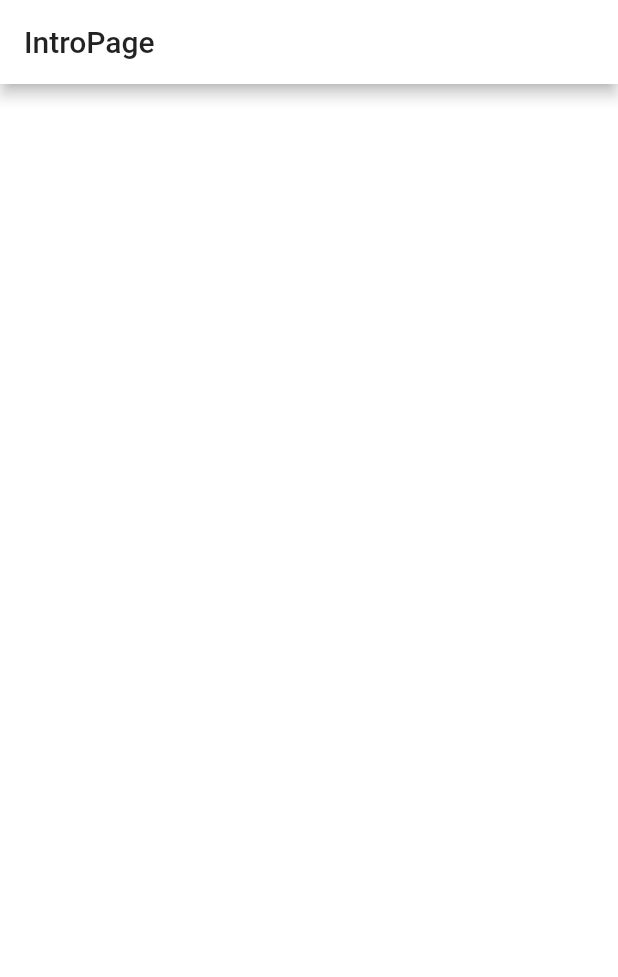
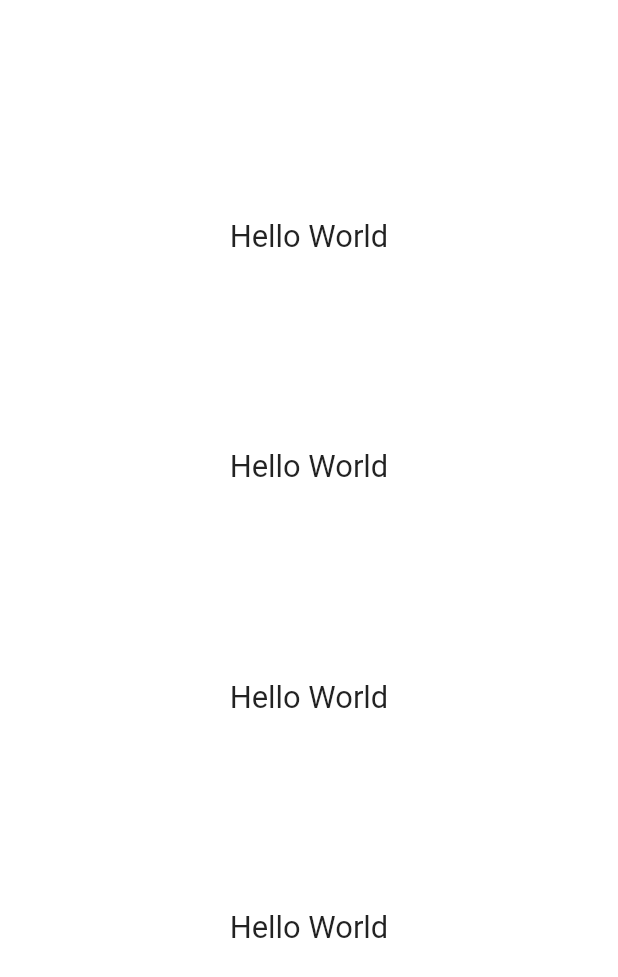
Before and after one commit to HenryQuan/HabitApp, a Flutter app: the screen it shows after launch, on a phone screen of 412 x 824 dp. Shown: the top 977 px of the screen. Run offline on Flutter 3.47's test engine with Material 2 defaults, Android fonts, the phone set to English and light mode, and no system bars; our stand-ins replace shared_preferences, vibration, wakelock.

Commit message:
basic animations for intro and mroe local data

```diff
--- a/HabitApp/lib/main.dart
+++ b/HabitApp/lib/main.dart
@@ -7,6 +7,7 @@ import 'package:HabitApp/src/ui/pages/SettingsPage.dart';
 import 'package:flutter/material.dart';
 
 void main() {
+  WidgetsFlutterBinding.ensureInitialized();
   LocalData().init().then((_) {
     runApp(MyApp());
   });
--- a/HabitApp/lib/src/core/LocalData.dart
+++ b/HabitApp/lib/src/core/LocalData.dart
@@ -1,4 +1,13 @@
+import 'package:HabitApp/src/core/models/Habit.dart';
+import 'package:HabitApp/src/core/models/History.dart';
+import 'package:shared_preferences/shared_preferences.dart';
+
 class LocalData {
+  SharedPreferences _prefs;
+  bool _firstLaunch;
+
+  Habit _currHabit;
+  History _habitHistory;
 
     // Singleton pattern
   LocalData._init();
@@ -11,11 +20,24 @@ class LocalData {
 
   /// Load data and do other things here before app starts
   Future init() async {
+    _prefs = await SharedPreferences.getInstance();
+    _firstLaunch = _prefs.getBool('firstLaunch') ?? true;
 
+    final savedHistory = _prefs.get('history');
+    if (savedHistory != null) {
+      _habitHistory = new History(savedHistory);
+    }
+
+    final habitNow = _prefs.get('current');
+    if (habitNow != null) {
+      _currHabit = new Habit.fromJson(habitNow);
+    }
   }
 
-  String getInitialRoute() {
-    return '/intro';
-  }
+  /// Update first launch
+  void updateFirstLaunch(bool value) => _prefs.setBool('firstLaunch', value);
+
+  /// If first launch, intro. Otherwise, home page
+  String getInitialRoute() => _firstLaunch ? '/intro' : '/home';
 
 }
--- a/HabitApp/lib/src/core/models/Habit.dart
+++ b/HabitApp/lib/src/core/models/Habit.dart
@@ -20,6 +20,8 @@ class Habit {
     return 'Day $progress';
   }
 
+  Habit(this.name, this.length, this.progress, this.completed, this.date);
+
   Habit.fromJson(Map<String, dynamic> json)
       : name = json['name'],
         length = json['length'],
--- a/HabitApp/lib/src/core/models/History.dart
+++ b/HabitApp/lib/src/core/models/History.dart
@@ -1,11 +1,12 @@
 import 'package:HabitApp/src/core/models/Habit.dart';
 
 class History {
-  List<Habit> history = [];
+  List<Habit> _history = [];
+  getHistory() => _history;
 
   History(List<dynamic> saved) {
     saved.forEach((element) {
-      history.add(Habit.fromJson(element));
+      _history.add(Habit.fromJson(element));
     });
   }
 }
--- a/HabitApp/lib/src/ui/pages/HomePage.dart
+++ b/HabitApp/lib/src/ui/pages/HomePage.dart
@@ -64,10 +64,7 @@ class HomePage extends StatelessWidget {
               IconButton(
                 icon: Icon(Icons.arrow_forward),
                 onPressed: () {
-                  Navigator.pushReplacement(
-                    context,
-                    MaterialPageRoute(builder: (context) => CountDownPage())
-                  );
+                  Navigator.pushReplacementNamed(context, '/timer');
                 },
               ),
             ],
--- a/HabitApp/lib/src/ui/pages/IntroPage.dart
+++ b/HabitApp/lib/src/ui/pages/IntroPage.dart
@@ -1,3 +1,5 @@
+import 'package:HabitApp/src/core/LocalData.dart';
+import 'package:HabitApp/src/core/Utils.dart';
 import 'package:flutter/material.dart';
 
 /// IntroPage class
@@ -10,13 +12,92 @@ class IntroPage extends StatefulWidget {
 
 
 class _IntroPageState extends State<IntroPage> {
+  double opacity1 = 0.0;
+  double opacity2 = 0.0;
+  double opacity3 = 0.0;
+  double opacity4 = 0.0;
+  double opacity5 = 0.0;
+
   @override
   Widget build(BuildContext context) {
+    Future.delayed(Duration(seconds: 1)).then((_) {
+      setState(() {
+        opacity1 = 1.0;
+      });
+    });
+
+    Future.delayed(Duration(seconds: 3)).then((_) {
+      setState(() {
+        opacity2 = 1.0;
+      });
+    });
+
+    Future.delayed(Duration(seconds: 5)).then((_) {
+      setState(() {
+        opacity3 = 1.0;
+      });
+    });
+
+    Future.delayed(Duration(seconds: 7)).then((_) {
+      setState(() {
+        opacity4 = 1.0;
+      });
+    });
+
+    Future.delayed(Duration(seconds: 10)).then((_) {
+      setState(() {
+        opacity5 = 1.0;
+      });
+    });
+
+    final deviceWidth = Utils.getBestWidth(context);
+
     return Scaffold(
-      appBar: AppBar(
-        title: Text('IntroPage')
+      body: SafeArea(
+        child: Center(
+          child: Padding(
+            padding: const EdgeInsets.all(16.0),
+            child: Column(
+              mainAxisAlignment: MainAxisAlignment.spaceBetween,
+              children: <Widget>[
+                SizedBox.shrink(),
+                this.renderFadeText('Hello World', opacity1, deviceWidth),
+                this.renderFadeText('Hello World', opacity2, deviceWidth),
+                this.renderFadeText('Hello World', opacity3, deviceWidth),
+                this.renderFadeText('Hello World', opacity4, deviceWidth),
+                AnimatedOpacity(
+                  duration: Duration(milliseconds: 300),
+                  opacity: opacity5,
+                  child: SizedBox(
+                    width: double.infinity,
+                    child: FlatButton.icon(
+                      icon: Icon(Icons.arrow_forward),
+                      onPressed: () {
+                        if (opacity5 == 0) return;
+                        Navigator.pushReplacementNamed(context, '/home');
+                        // Set first launch to false
+                        LocalData().updateFirstLaunch(false);
+                      },
+                      label: Text('Start a new habit'),
+                    ),
+                  ),
+                ),
+              ],
+            ),
+          ),
+        ),
+      )
+    );
+  }
+
+  Widget renderFadeText(String msg, opacity, width) {
+    return AnimatedOpacity(
+      duration: Duration(milliseconds: 300),
+      opacity: opacity,
+      child: Text(
+        msg,
+        style: TextStyle(fontSize: width / 20),
       ),
-      body: Container(),
     );
   }
 }
```
Also changed, not shown: 1 other file.
